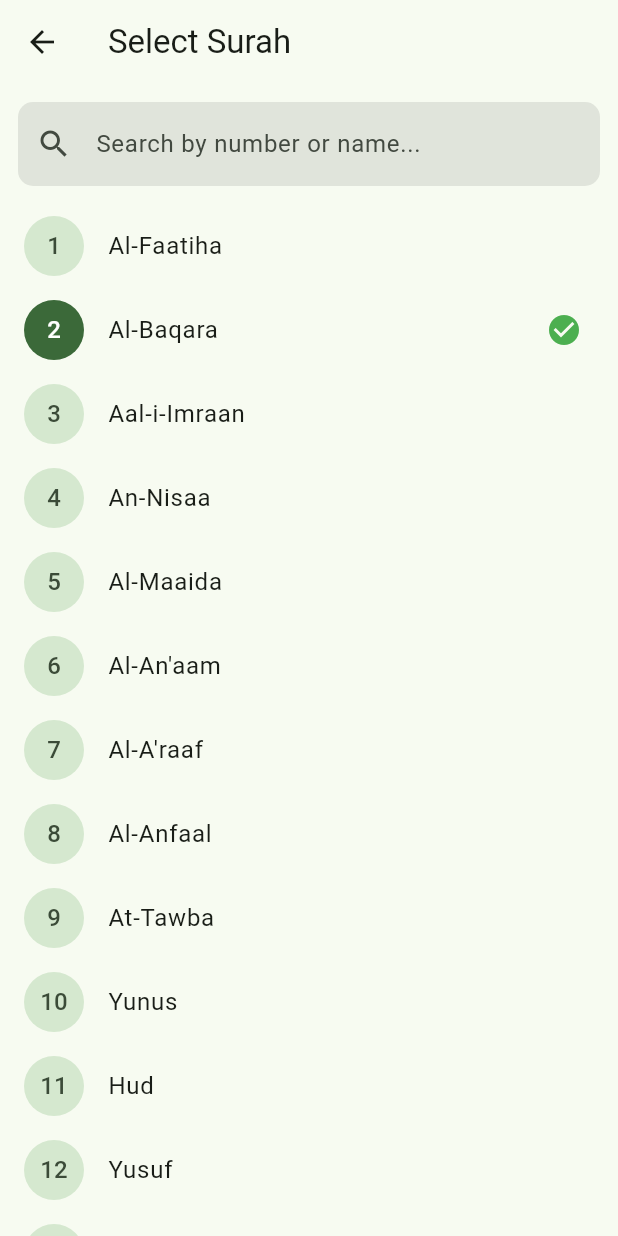
After one commit to kfkhalili/alasas-app, a Flutter app: the screen it shows after launch, after a tap on "Change", on a phone screen of 412 x 824 dp. The commit adds this screen. Run offline on Flutter 3.47's test engine with Material 3 defaults, Android fonts, the phone set to English and light mode, and no system bars; our stand-ins replace flutter_dotenv, supabase_flutter; accounts and stored records are empty; network calls fail.

Commit message:
feat: Implement dedicated Surah selection screen using bundled names

```diff
--- a/mobile_app/lib/screens/home_screen.dart
+++ b/mobile_app/lib/screens/home_screen.dart
@@ -1,7 +1,10 @@
-import 'dart:ui'; // Needed for ImageFilter
+import 'dart:convert';
+import 'dart:ui';
 import 'package:flutter/material.dart';
+import 'package:flutter/services.dart';
 import 'package:animations/animations.dart';
 import 'package:mobile_app/screens/quiz_screen.dart';
+import 'package:mobile_app/screens/select_surah_screen.dart'; // --- Import the new screen ---
 import 'package:mobile_app/services/api_service.dart';
 
 class HomeScreen extends StatefulWidget {
@@ -14,19 +17,47 @@ class HomeScreen extends StatefulWidget {
 class _HomeScreenState extends State<HomeScreen> {
   bool _isLoading = false;
   final ApiService _apiService = ApiService();
+  int _currentSurah = 2;
+  Map<String, String> _surahNames = {};
+
+  @override
+  void initState() {
+    super.initState();
+    _loadSurahNames();
+  }
+
+  Future<void> _loadSurahNames() async {
+    try {
+      final String jsonString = await rootBundle.loadString(
+        'assets/data/surah_names.json',
+      );
+      final Map<String, dynamic> jsonMap = jsonDecode(jsonString);
+      if (mounted) {
+        setState(() {
+          _surahNames = jsonMap.map(
+            (key, value) => MapEntry(key, value.toString()),
+          );
+        });
+      }
+    } catch (e) {
+      debugPrint("Error loading Surah names: $e");
+      if (mounted) {
+        ScaffoldMessenger.of(context).showSnackBar(
+          const SnackBar(content: Text('Could not load Surah names.')),
+        );
+      }
+    }
+  }
 
   Future<void> _startQuiz(QuizType quizType) async {
+    // ... (startQuiz logic remains the same) ...
+    if (!mounted) return;
     setState(() {
-      _isLoading = true; // Start loading (blur)
+      _isLoading = true;
     });
-
     try {
-      final quiz = await _apiService.fetchQuiz(quizType);
-
+      final quiz = await _apiService.fetchQuiz(quizType, _currentSurah);
       if (!mounted) return;
-
-      // --- AWAIT the navigation ---
-      // Keep loading state until the new screen is pushed
       await Navigator.push(
         context,
         PageRouteBuilder(
@@ -45,12 +76,15 @@ class _HomeScreenState extends State<HomeScreen> {
       );
     } catch (e) {
       if (!mounted) return;
-      ScaffoldMessenger.of(
-        context,
-      ).showSnackBar(SnackBar(content: Text(e.toString())));
+      ScaffoldMessenger.of(context).showSnackBar(
+        SnackBar(
+          content: Text(
+            'Error: ${e.toString().replaceFirst("Exception: ", "")}',
+          ),
+          backgroundColor: Theme.of(context).colorScheme.error,
+        ),
+      );
     } finally {
-      // --- Set loading to false AFTER navigation ---
-      // This ensures the blur stays until the transition is done
       if (mounted) {
         setState(() {
           _isLoading = false;
@@ -59,12 +93,38 @@ class _HomeScreenState extends State<HomeScreen> {
     }
   }
 
+  // --- MODIFIED: Navigate to SelectSurahScreen ---
+  Future<void> _changeSurah() async {
+    // Navigate and wait for a result (the selected Surah number)
+    final result = await Navigator.push<int>(
+      context,
+      MaterialPageRoute(
+        builder: (context) => SelectSurahScreen(
+          surahNames: _surahNames,
+          currentSurah: _currentSurah,
+        ),
+      ),
+    );
+
+    // If a new Surah was selected (result is not null and different)
+    if (result != null && result != _currentSurah) {
+      if (mounted) {
+        setState(() {
+          _currentSurah = result; // Update the current Surah
+        });
+      }
+    }
+  }
+
   @override
   Widget build(BuildContext context) {
+    final theme = Theme.of(context);
     final buttonStyle = ElevatedButton.styleFrom(
       padding: const EdgeInsets.symmetric(vertical: 16),
       textStyle: const TextStyle(fontSize: 18),
     );
+    final String currentSurahName =
+        _surahNames[_currentSurah.toString()] ?? 'Surah $_currentSurah';
 
     return Scaffold(
       body: Stack(
@@ -72,6 +132,32 @@ class _HomeScreenState extends State<HomeScreen> {
           Center(
             child: Padding(
               padding: const EdgeInsets.all(24.0),
+              child: Column(
+                mainAxisAlignment: MainAxisAlignment.center,
+                children: [
+                  Row(
+                    mainAxisAlignment: MainAxisAlignment.center,
+                    children: [
+                      Flexible(
+                        // Allow text to wrap if name is long
+                        child: Text(
+                          'Studying: $currentSurahName',
+                          style: theme.textTheme.titleMedium?.copyWith(
+                            fontWeight: FontWeight.w500,
+                          ),
+                          overflow: TextOverflow
+                              .ellipsis, // Prevent long names from breaking layout
+                        ),
+                      ),
+                      const SizedBox(width: 8),
+                      TextButton(
+                        onPressed: _isLoading ? null : _changeSurah,
+                        child: const Text('Change'),
+                      ),
+                    ],
+                  ),
+                  const SizedBox(height: 30),
+                  Flexible(
                     child: SingleChildScrollView(
                       child: Column(
                         mainAxisAlignment: MainAxisAlignment.center,
@@ -120,18 +206,17 @@ class _HomeScreenState extends State<HomeScreen> {
                       ),
                     ),
                   ),
+                ],
               ),
-          // --- Blur Overlay ---
+            ),
+          ),
           if (_isLoading)
             Positioned.fill(
-              // Ensure overlay covers the whole screen
               child: BackdropFilter(
                 filter: ImageFilter.blur(sigmaX: 5.0, sigmaY: 5.0),
                 child: Container(
                   color: Colors.black.withAlpha(26),
                   alignment: Alignment.center,
-                  // Optional: Add a subtle loading indicator *over* the blur
-                  // child: CircularProgressIndicator(strokeWidth: 2),
                 ),
               ),
             ),
--- /dev/null
+++ b/mobile_app/lib/screens/select_surah_screen.dart
@@ -0,0 +1,119 @@
+import 'package:flutter/material.dart';
+
+class SelectSurahScreen extends StatefulWidget {
+  // Pass the loaded map of Surah names to this screen
+  final Map<String, String> surahNames;
+  final int currentSurah;
+
+  const SelectSurahScreen({
+    super.key,
+    required this.surahNames,
+    required this.currentSurah,
+  });
+
+  @override
+  State<SelectSurahScreen> createState() => _SelectSurahScreenState();
+}
+
+class _SelectSurahScreenState extends State<SelectSurahScreen> {
+  // Add a TextEditingController for the search bar
+  final TextEditingController _searchController = TextEditingController();
+  // State variable to hold the filtered list of Surahs
+  List<MapEntry<String, String>> _filteredSurahNames = [];
+
+  @override
+  void initState() {
+    super.initState();
+    // Initially, show all Surahs sorted by number
+    _filteredSurahNames = widget.surahNames.entries.toList()
+      ..sort((a, b) => int.parse(a.key).compareTo(int.parse(b.key)));
+    // Add listener to update the list when search text changes
+    _searchController.addListener(_filterSurahs);
+  }
+
+  @override
+  void dispose() {
+    _searchController.removeListener(_filterSurahs);
+    _searchController.dispose();
+    super.dispose();
+  }
+
+  // Function to filter the Surah list based on search input
+  void _filterSurahs() {
+    final query = _searchController.text.toLowerCase();
+    setState(() {
+      _filteredSurahNames =
+          widget.surahNames.entries.where((entry) {
+            final number = entry.key;
+            final name = entry.value.toLowerCase();
+            // Match query against number or name
+            return number.contains(query) || name.contains(query);
+          }).toList()..sort(
+            (a, b) => int.parse(a.key).compareTo(int.parse(b.key)),
+          ); // Keep sorted
+    });
+  }
+
+  @override
+  Widget build(BuildContext context) {
+    return Scaffold(
+      appBar: AppBar(title: const Text('Select Surah')),
+      body: Column(
+        children: [
+          // Search Bar
+          Padding(
+            padding: const EdgeInsets.all(12.0),
+            child: TextField(
+              controller: _searchController,
+              decoration: InputDecoration(
+                hintText: 'Search by number or name...',
+                prefixIcon: const Icon(Icons.search),
+                border: OutlineInputBorder(
+                  borderRadius: BorderRadius.circular(10.0),
+                  borderSide: BorderSide.none,
+                ),
+                filled: true,
+                fillColor: Theme.of(
+                  context,
+                ).colorScheme.surfaceContainerHighest,
+              ),
+            ),
+          ),
+          // Scrollable List of Surahs
+          Expanded(
+            child: ListView.builder(
+              itemCount: _filteredSurahNames.length,
+              itemBuilder: (context, index) {
+                final entry = _filteredSurahNames[index];
+                final surahNumber = int.parse(entry.key);
+                final surahName = entry.value;
+                final bool isSelected = surahNumber == widget.currentSurah;
+
+                return ListTile(
+                  leading: CircleAvatar(
+                    backgroundColor: isSelected
+                        ? Theme.of(context).colorScheme.primary
+                        : Theme.of(context).colorScheme.secondaryContainer,
+                    foregroundColor: isSelected
+                        ? Theme.of(context).colorScheme.onPrimary
+                        : Theme.of(context).colorScheme.onSecondaryContainer,
+                    child: Text(entry.key), // Surah number
+                  ),
+                  title: Text(surahName), // Surah name
+                  // Optional: Add trailing icon for selected item
+                  trailing: isSelected
+                      ? const Icon(Icons.check_circle, color: Colors.green)
+                      : null,
+                  onTap: () {
+                    // When tapped, close the screen and return the selected Surah number
+                    Navigator.pop(context, surahNumber);
+                  },
+                );
+              },
+            ),
+          ),
+        ],
+      ),
+    );
+  }
+}
--- a/mobile_app/pubspec.yaml
+++ b/mobile_app/pubspec.yaml
@@ -11,8 +11,8 @@ dependencies:
     sdk: flutter
   cupertino_icons: ^1.0.8
   supabase_flutter: ^2.10.3
-  flutter_dotenv: ^5.1.0 # Ensure this package is listed
-  animations: ^2.1.0
+  flutter_dotenv: ^5.1.0
+  animations: ^2.1.0 # Ensure animations is listed
 
 dev_dependencies:
   flutter_test:
@@ -22,9 +22,9 @@ dev_dependencies:
 flutter:
   uses-material-design: true
 
-  # Add the .env file as an asset
   assets:
     - .env
+    - assets/data/surah_names.json # --- ADD THIS LINE ---
 
   fonts:
     - family: NotoNaskhArabic
```
Also changed, not shown: mobile_app/assets/data/surah_names.json (added, +116 -0 lines), mobile_app/lib/services/api_service.dart (+28 -7 lines), 1 other file. Lines whose indentation alone changed are shown as unchanged.
